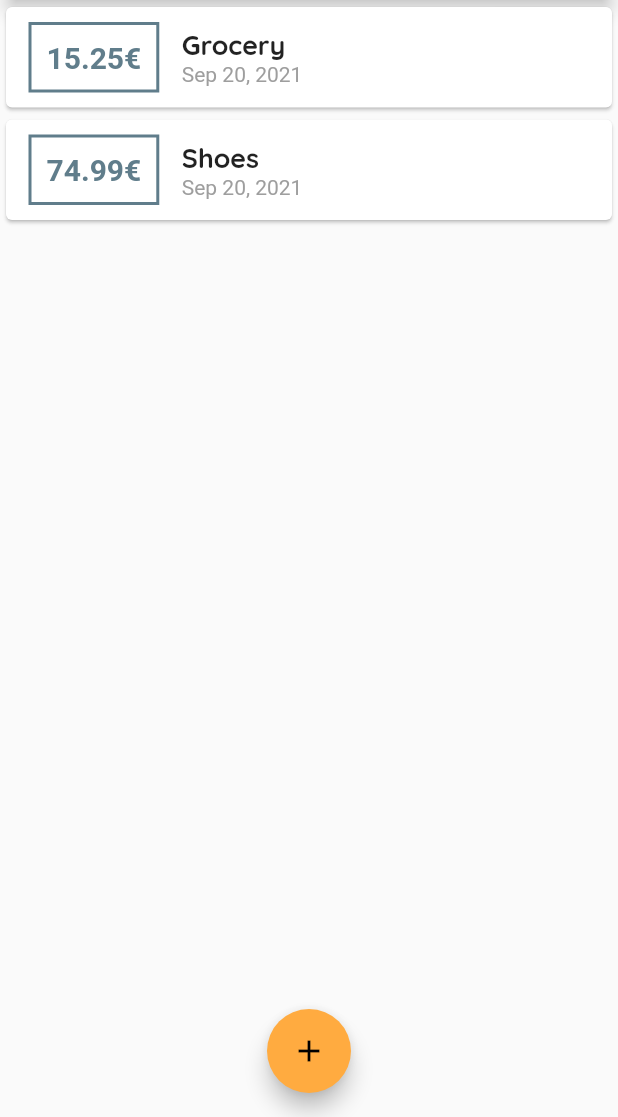
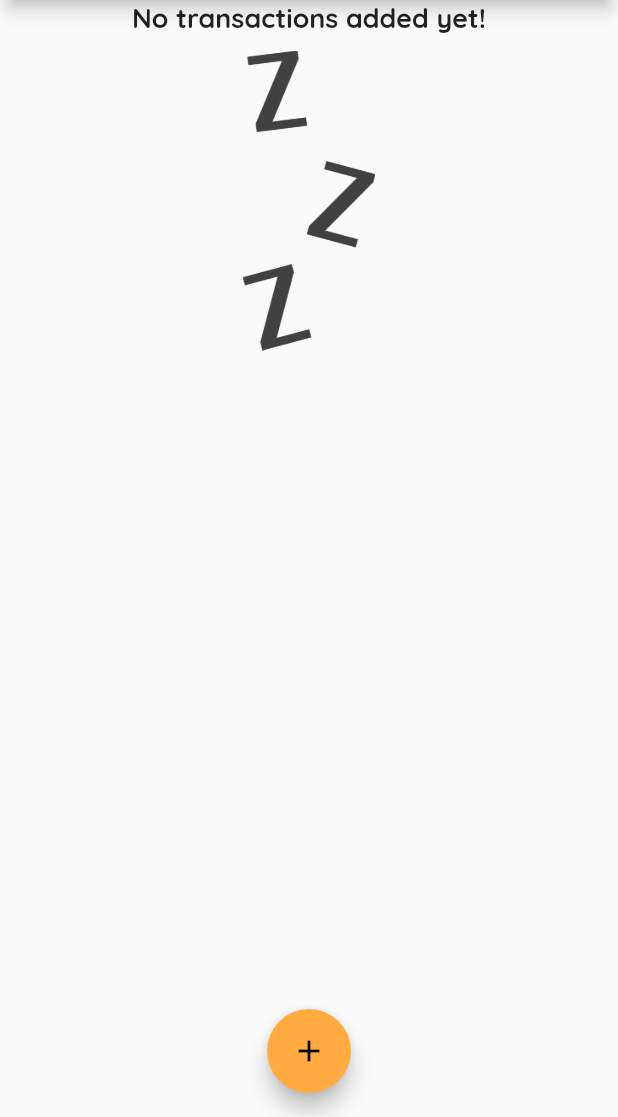
Before and after one commit to SicraStudio/flutter_pers_expenses_app, a Flutter app: the screen it shows after launch, on a phone screen of 412 x 824 dp, the part 119-1236 px from its top. Run offline on Flutter 3.47's test engine with Material 2 defaults, Android fonts, the phone set to English and light mode, and no system bars.

Commit message:
[ADD] adds placeholder text and image when empty transactions

```diff
--- a/lib/main.dart
+++ b/lib/main.dart
@@ -41,18 +41,18 @@ class MyHomePage extends StatefulWidget {
 
 class _MyHomePageState extends State<MyHomePage> {
   final List<Transaction> _userTransactions = [
-    Transaction(
-      id: 't1',
-      title: 'Grocery',
-      amount: 15.25,
-      date: DateTime.now(),
-    ),
-    Transaction(
-      id: 't2',
-      title: 'Shoes',
-      amount: 74.99,
-      date: DateTime.now(),
-    ),
+    // Transaction(
+    //   id: 't1',
+    //   title: 'Grocery',
+    //   amount: 15.25,
+    //   date: DateTime.now(),
+    // ),
+    // Transaction(
+    //   id: 't2',
+    //   title: 'Shoes',
+    //   amount: 74.99,
+    //   date: DateTime.now(),
+    // ),
   ];
 
   void _addNewTransaction(String title, double amount) {
--- a/lib/widgets/transaction_list.dart
+++ b/lib/widgets/transaction_list.dart
@@ -12,7 +12,25 @@ class TransactionList extends StatelessWidget {
   Widget build(BuildContext context) {
     return Container(
       height: 300,
-      child: ListView.builder(
+      child: transactions.isEmpty
+          ? Column(
+              children: [
+                Text(
+                  'No transactions added yet!',
+                  style: Theme.of(context).textTheme.headline6,
+                ),
+                SizedBox(
+                  height: 10,
+                ),
+                Container(
+                    height: 200,
+                    child: Image.asset(
+                      'assets/images/waiting.png',
+                      fit: BoxFit.cover,
+                    ))
+              ],
+            )
+          : ListView.builder(
               itemBuilder: (ctx, index) {
                 return Card(
                   child: Row(
--- a/pubspec.yaml
+++ b/pubspec.yaml
@@ -46,8 +46,8 @@ flutter:
   uses-material-design: true
 
   # To add assets to your application, add an assets section, like this:
-  # assets:
-  #   - images/a_dot_burr.jpeg
+  assets:
+    - assets/images/waiting.png
   #   - images/a_dot_ham.jpeg
 
   # An image asset can refer to one or more resolution-specific "variants", see
```
Lines whose indentation alone changed are shown as unchanged.
